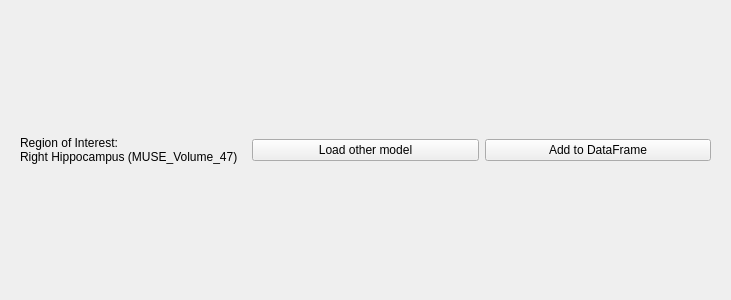
Above: QtBrainChartGUI/plugins/harmonization/harmonization.ui from CBICA/niCHART before the change. Below: the same form after it.
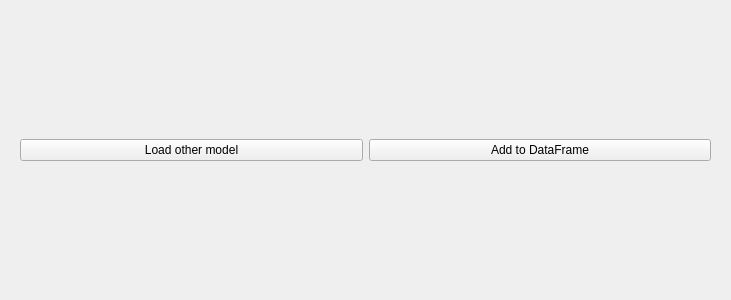
That is the form after the change. The open tabs and pages were chosen to show the change.

Commit message: Add combobox to select ROI for harmonization

Patch:
```diff
--- a/QtBrainChartGUI/plugins/harmonization/harmonization.ui
+++ b/QtBrainChartGUI/plugins/harmonization/harmonization.ui
@@ -107,14 +107,6 @@
       <layout class="QVBoxLayout" name="verticalLayout">
        <item>
         <layout class="QHBoxLayout" name="horizontalLayout_3">
-         <item>
-          <widget class="QLabel" name="label_6">
-           <property name="text">
-            <string>Region of Interest: 
-Right Hippocampus (MUSE_Volume_47)</string>
-           </property>
-          </widget>
-         </item>
          <item>
           <widget class="QPushButton" name="load_other_model_Btn">
            <property name="text">
```
Left out of the diff: 2 changed lines with no effect on the pictures. The commit also changes 1 other file.
